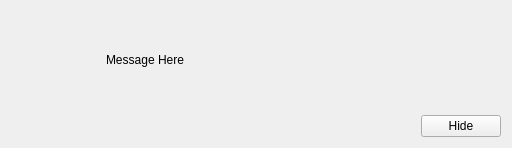
Before: the Qt Designer form src/gui/widgets/window_message_widget.ui in mbasaglia/glaxnimate, drawn with Qt 5.
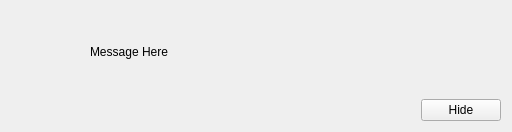
After: the same form once the commit is applied. Icons and pictures are not drawn.

Patch:
```diff
--- a/src/gui/widgets/window_message_widget.ui
+++ b/src/gui/widgets/window_message_widget.ui
@@ -7,7 +7,7 @@
     <x>0</x>
     <y>0</y>
     <width>512</width>
-    <height>146</height>
+    <height>130</height>
    </rect>
   </property>
   <property name="sizePolicy">
@@ -30,14 +30,14 @@
        <widget class="QLabel" name="label_icon">
         <property name="minimumSize">
          <size>
-          <width>80</width>
-          <height>80</height>
+          <width>64</width>
+          <height>64</height>
          </size>
         </property>
         <property name="maximumSize">
          <size>
-          <width>80</width>
-          <height>80</height>
+          <width>64</width>
+          <height>64</height>
          </size>
         </property>
         <property name="text">
```
Left out of the diff: 3 changed lines with no effect on the pictures.
